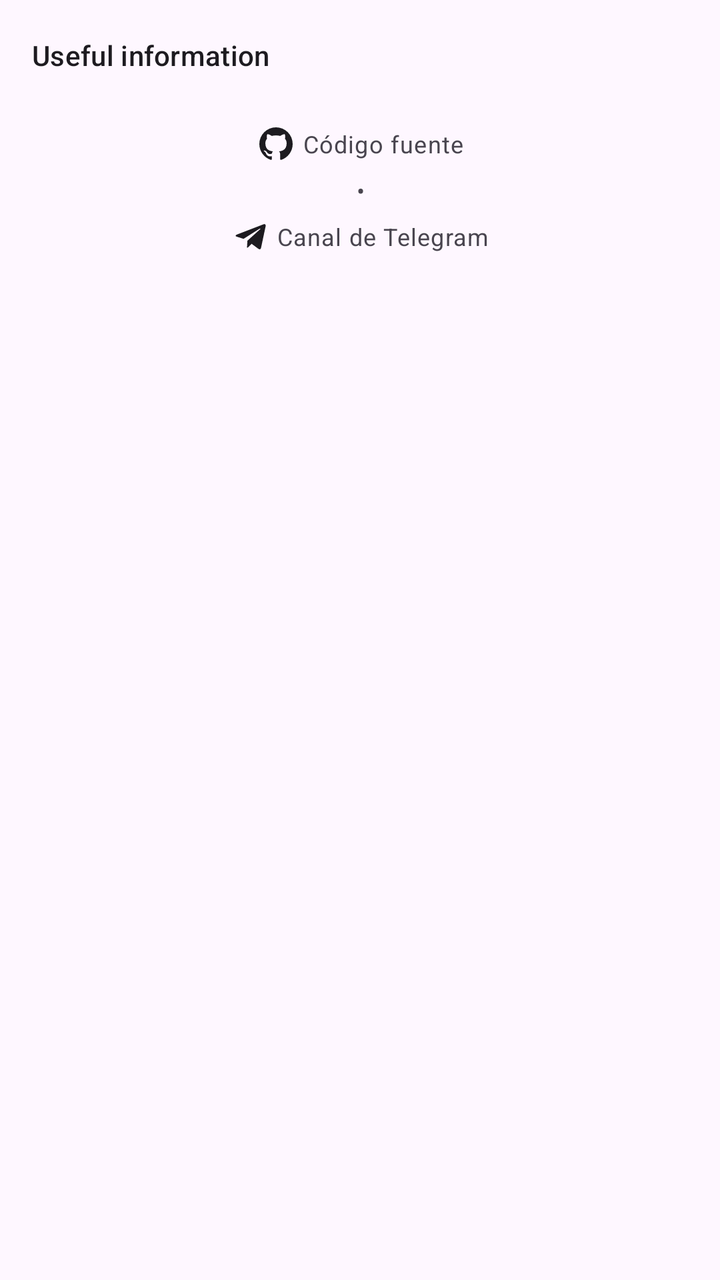
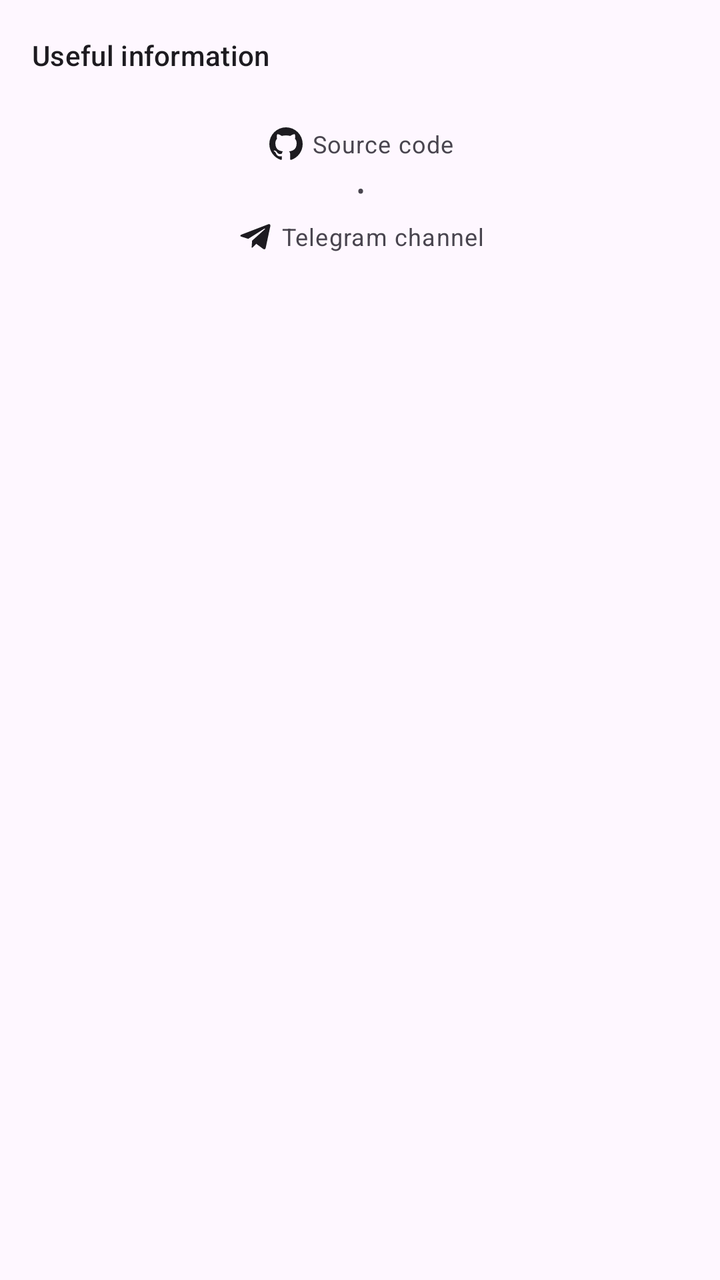

Screens rendered from an Android XML layout before and after an edit, with the pre-edit source and the edit as a unified diff.
<!-- AndroidManifest.xml: application theme Theme.STK -->
<!-- res/layout/additional_options_layout.xml -->
<?xml version="1.0" encoding="utf-8"?>
<layout
    xmlns:android="http://schemas.android.com/apk/res/android"
    xmlns:app="http://schemas.android.com/apk/res-auto"
    xmlns:tools="http://schemas.android.com/tools">

    <data>

        <variable
            name="containerFragment"
            type="cu.lt.joe.stk.fragments.AdditionalOptionsFragment" />
    </data>

    <LinearLayout
        android:layout_width="match_parent"
        android:layout_height="match_parent"
        android:orientation="vertical"
        android:padding="8dp">

        <com.google.android.material.card.MaterialCardView
            android:layout_width="match_parent"
            android:layout_height="wrap_content"
            app:cardBackgroundColor="?colorSurface"
            app:cardCornerRadius="12dp"
            app:cardElevation="0dp"
            app:contentPadding="0dp"
            app:strokeWidth="0dp">

            <androidx.recyclerview.widget.RecyclerView
                android:id="@+id/additional_options_menu_recycler"
                android:layout_width="match_parent"
                android:layout_height="match_parent"
                app:layoutManager="androidx.recyclerview.widget.LinearLayoutManager" />
        </com.google.android.material.card.MaterialCardView>

        <TextView
            android:layout_width="match_parent"
            android:layout_height="wrap_content"
            android:layout_marginStart="8dp"
            android:layout_marginTop="10dp"
            android:layout_marginEnd="8dp"
            android:text="@string/useful_information_section_header"
            android:textAppearance="@style/TextAppearance.Material3.TitleSmall" />

        <com.google.android.material.card.MaterialCardView
            android:layout_width="match_parent"
            android:layout_height="wrap_content"
            android:layout_marginTop="10dp"
            app:cardBackgroundColor="?colorSurface"
            app:cardCornerRadius="12dp"
            app:cardElevation="0dp"
            app:contentPadding="0dp"
            app:strokeWidth="0dp">

            <androidx.recyclerview.widget.RecyclerView
                android:id="@+id/additional_info_recycler"
                android:layout_width="match_parent"
                android:layout_height="match_parent"
                app:layoutManager="androidx.recyclerview.widget.LinearLayoutManager" />
        </com.google.android.material.card.MaterialCardView>

        <LinearLayout
            android:layout_width="wrap_content"
            android:layout_height="wrap_content"
            android:layout_gravity="center"
            android:layout_marginTop="15dp"
            android:gravity="center"
            android:orientation="vertical">

            <TextView
                android:layout_width="wrap_content"
                android:layout_height="wrap_content"
                android:drawablePadding="3dp"
                android:gravity="center"
                android:onClick='@{_ -> containerFragment.openExternalLink("https://github.com/jr20xx/STK")}'
                android:text="Código fuente"
                android:textAlignment="center"
                android:textAppearance="@style/TextAppearance.Material3.BodySmall"
                app:drawableStartCompat="@drawable/ic_github" />

            <TextView
                android:layout_width="wrap_content"
                android:layout_height="wrap_content"
                android:layout_marginTop="5dp"
                android:layout_marginBottom="5dp"
                android:gravity="center"
                android:text="•"
                android:textAlignment="center"
                android:textAppearance="@style/TextAppearance.Material3.BodySmall"
                tools:ignore="HardcodedText" />

            <TextView
                android:layout_width="wrap_content"
                android:layout_height="wrap_content"
                android:drawablePadding="3dp"
                android:gravity="center"
                android:onClick='@{_ -> containerFragment.openExternalLink("https://t.me/stk_support_channel")}'
                android:text="Canal de Telegram"
                android:textAlignment="center"
                android:textAppearance="@style/TextAppearance.Material3.BodySmall"
                app:drawableStartCompat="@drawable/ic_telegram" />
        </LinearLayout>
    </LinearLayout>
</layout>
<!-- resources referenced by this layout -->
<resources>
  <!-- drawable ic_github (drawable) -->
  <vector
      xmlns:android="http://schemas.android.com/apk/res/android"
      android:width="20dp"
      android:height="20dp"
      android:viewportWidth="24"
      android:viewportHeight="24">
      <path
          android:fillColor="?colorOnSurface"
          android:pathData="M12,2A10,10 0,0 0,2 12C2,16.42 4.87,20.17 8.84,21.5C9.34,21.58 9.5,21.27 9.5,21C9.5,20.77 9.5,20.14 9.5,19.31C6.73,19.91 6.14,17.97 6.14,17.97C5.68,16.81 5.03,16.5 5.03,16.5C4.12,15.88 5.1,15.9 5.1,15.9C6.1,15.97 6.63,16.93 6.63,16.93C7.5,18.45 8.97,18 9.54,17.76C9.63,17.11 9.89,16.67 10.17,16.42C7.95,16.17 5.62,15.31 5.62,11.5C5.62,10.39 6,9.5 6.65,8.79C6.55,8.54 6.2,7.5 6.75,6.15C6.75,6.15 7.59,5.88 9.5,7.17C10.29,6.95 11.15,6.84 12,6.84C12.85,6.84 13.71,6.95 14.5,7.17C16.41,5.88 17.25,6.15 17.25,6.15C17.8,7.5 17.45,8.54 17.35,8.79C18,9.5 18.38,10.39 18.38,11.5C18.38,15.32 16.04,16.16 13.81,16.41C14.17,16.72 14.5,17.33 14.5,18.26C14.5,19.6 14.5,20.68 14.5,21C14.5,21.27 14.66,21.59 15.17,21.5C19.14,20.16 22,16.42 22,12A10,10 0,0 0,12 2Z" />
  </vector>
  <!-- drawable ic_telegram (drawable) -->
  <?xml version="1.0" encoding="utf-8"?>
  <vector
      xmlns:android="http://schemas.android.com/apk/res/android"
      android:width="20dp"
      android:height="20dp"
      android:viewportWidth="24"
      android:viewportHeight="24">
      <path
          android:fillColor="?colorOnSurface"
          android:pathData="M9.78,18.65L10.06,14.42L17.74,7.5C18.08,7.19 17.67,7.04 17.22,7.31L7.74,13.3L3.64,12C2.76,11.75 2.75,11.14 3.84,10.7L19.81,4.54C20.54,4.21 21.24,4.72 20.96,5.84L18.24,18.65C18.05,19.56 17.5,19.78 16.74,19.36L12.6,16.3L10.61,18.23C10.38,18.46 10.19,18.65 9.78,18.65Z" />
  </vector>
  <string name="useful_information_section_header">Useful information</string>
  <style name="Theme.STK" parent="Theme.Material3.DayNight.NoActionBar">
          <item name="android:windowDisablePreview">true</item>
          <item name="android:statusBarColor">?android:colorBackground</item>
          <item name="android:windowLightStatusBar" tools:targetApi="23">true</item>
      </style>
</resources>

<!-- the commit's change to res/layout/additional_options_layout.xml (unified diff, before → after) -->
@@ -73,7 +73,7 @@
                 android:drawablePadding="3dp"
                 android:gravity="center"
                 android:onClick='@{_ -> containerFragment.openExternalLink("https://github.com/jr20xx/STK")}'
-                android:text="Código fuente"
+                android:text="@string/source_code_label"
                 android:textAlignment="center"
                 android:textAppearance="@style/TextAppearance.Material3.BodySmall"
                 app:drawableStartCompat="@drawable/ic_github" />
@@ -95,7 +95,7 @@
                 android:drawablePadding="3dp"
                 android:gravity="center"
                 android:onClick='@{_ -> containerFragment.openExternalLink("https://t.me/stk_support_channel")}'
-                android:text="Canal de Telegram"
+                android:text="@string/telegram_channel_label"
                 android:textAlignment="center"
                 android:textAppearance="@style/TextAppearance.Material3.BodySmall"
                 app:drawableStartCompat="@drawable/ic_telegram" />
<!-- resource entries referenced after the edit -->
@@ -23,6 +23,8 @@
           android:fillColor="?colorOnSurface"
           android:pathData="M9.78,18.65L10.06,14.42L17.74,7.5C18.08,7.19 17.67,7.04 17.22,7.31L7.74,13.3L3.64,12C2.76,11.75 2.75,11.14 3.84,10.7L19.81,4.54C20.54,4.21 21.24,4.72 20.96,5.84L18.24,18.65C18.05,19.56 17.5,19.78 16.74,19.36L12.6,16.3L10.61,18.23C10.38,18.46 10.19,18.65 9.78,18.65Z" />
   </vector>
+  <string name="source_code_label">Source code</string>
+  <string name="telegram_channel_label">Telegram channel</string>
   <string name="useful_information_section_header">Useful information</string>
   <style name="Theme.STK" parent="Theme.Material3.DayNight.NoActionBar">
           <item name="android:windowDisablePreview">true</item>
